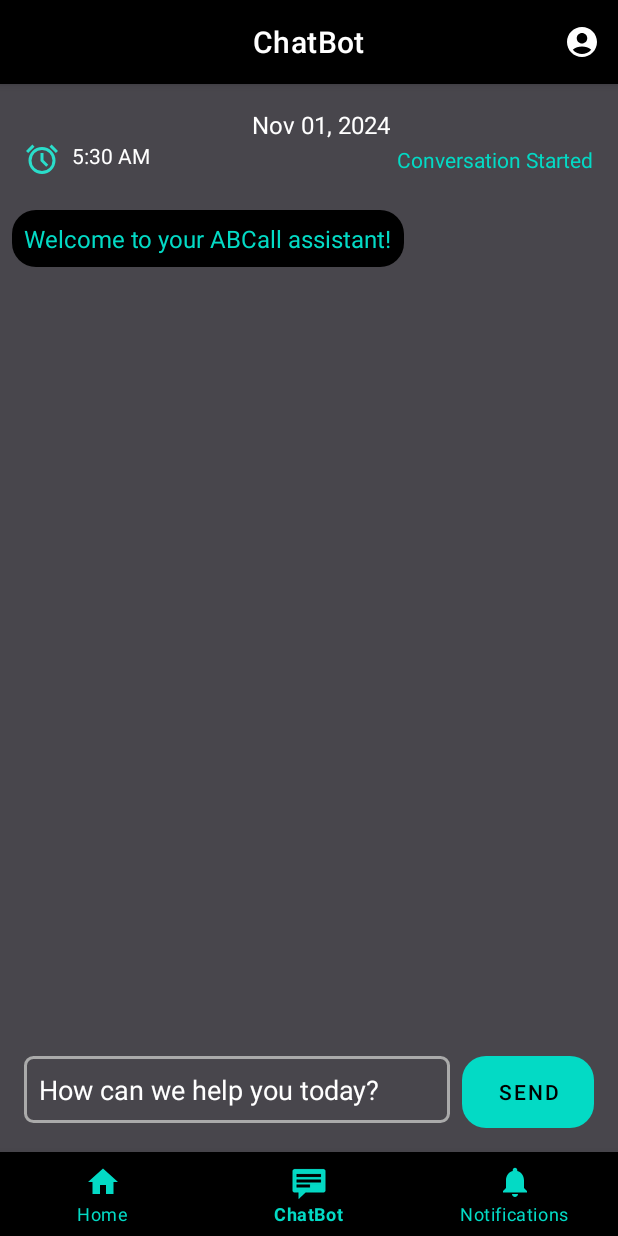
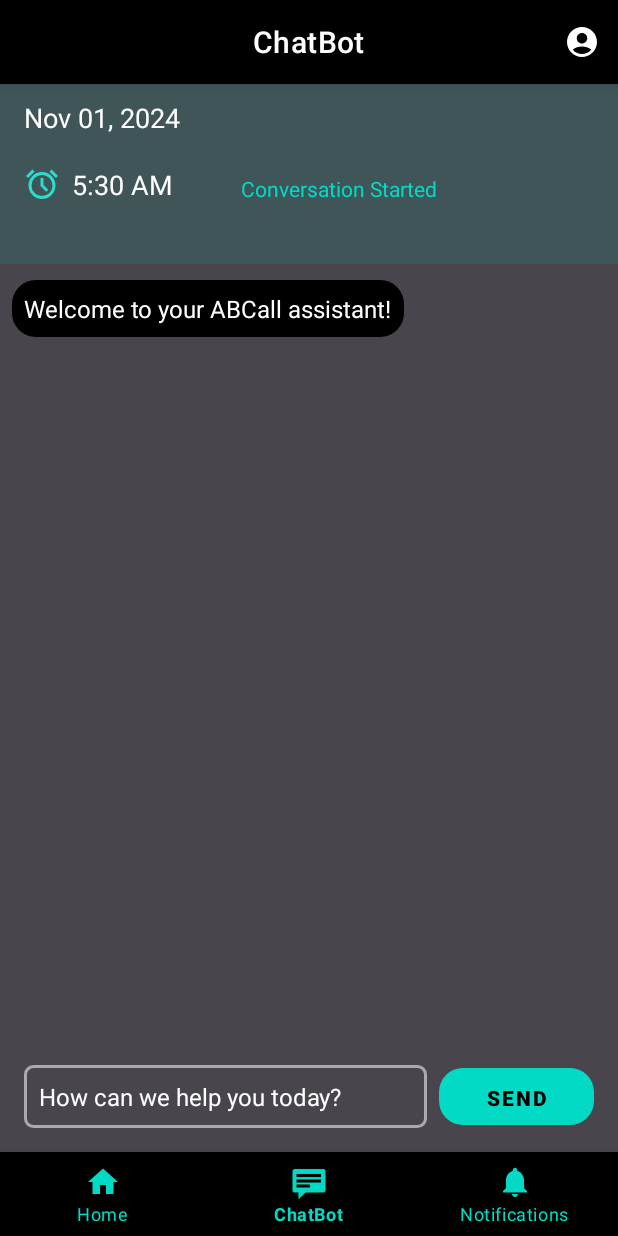
Before and after one commit to robertoamin/ABCallApp, an Android app: the ChatbotFragment screen opened through its navigation route, on a phone screen of 412 x 824 dp. Run offline under Robolectric (Android 15) with nearby library versions, the phone set to English and light mode, and no system bars; our stand-ins replace navigation-ui.

Commit message:
ajustes a interfa grafica detalle y chatbot

```diff
--- a/app/src/main/java/com/example/abcallapp/ui/adapters/ChatbotAdapter.kt
+++ b/app/src/main/java/com/example/abcallapp/ui/adapters/ChatbotAdapter.kt
@@ -33,8 +33,8 @@ class ChatbotAdapter(private val messageList: List<ChatMessage>) :
             // Configura el texto del usuario
             holder.messageTextView.apply {
                 text = chatMessage.text
-                setTextColor(ContextCompat.getColor(context, android.R.color.white))
-                setBackgroundResource(R.drawable.message_background_user)
+                setTextColor(ContextCompat.getColor(context, R.color.teal_200))
+                //setBackgroundResource(R.drawable.message_background_user)
             }
             holder.messageIcon.visibility = View.VISIBLE // Mostrar ícono del usuario
             (holder.itemView as LinearLayout).gravity = Gravity.END // Alinea a la derecha
@@ -43,7 +43,7 @@ class ChatbotAdapter(private val messageList: List<ChatMessage>) :
             // Configura el texto del bot
             holder.messageTextView.apply {
                 text = chatMessage.text
-                setTextColor(ContextCompat.getColor(context, R.color.teal_200))
+                setTextColor(ContextCompat.getColor(context, R.color.white))
                 setBackgroundResource(R.drawable.message_background_bot)
             }
             holder.messageIcon.visibility = View.GONE // Ocultar ícono para el bot
--- a/app/src/main/res/layout/activity_login.xml
+++ b/app/src/main/res/layout/activity_login.xml
@@ -75,7 +75,7 @@
         <com.google.android.material.textfield.TextInputLayout
             android:id="@+id/username"
             android:layout_width="345dp"
-            android:layout_height="wrap_content"
+            android:layout_height="54dp"
             android:layout_marginStart="32dp"
             android:textColorHint="@color/white"
             app:boxBackgroundColor="@color/gray_500"
--- a/app/src/main/res/layout/fragment_chatbot.xml
+++ b/app/src/main/res/layout/fragment_chatbot.xml
@@ -8,53 +8,67 @@
     android:background="@color/gray_500"
     tools:context=".ui.chatbot.ChatbotFragment">
 
+    <!-- Franja de fondo -->
+    <View
+        android:id="@+id/headerBackground"
+        android:layout_width="0dp"
+        android:layout_height="120dp"
+        android:background="@color/teal_200"
+        android:alpha="0.1"
+        app:layout_constraintTop_toTopOf="parent"
+        app:layout_constraintStart_toStartOf="parent"
+        app:layout_constraintEnd_toEndOf="parent" />
+
     <!-- Fecha -->
     <TextView
         android:id="@+id/chatbotDate"
         android:layout_width="wrap_content"
         android:layout_height="wrap_content"
+        android:layout_marginStart="16dp"
+        android:layout_marginTop="10dp"
         android:text="Sept 17, 2024"
         android:textColor="@color/white"
-        android:textSize="16sp"
-        app:layout_constraintTop_toTopOf="parent"
+        android:textSize="18sp"
+        app:layout_constraintEnd_toEndOf="parent"
+        app:layout_constraintHorizontal_bias="0.0"
         app:layout_constraintStart_toStartOf="parent"
-        app:layout_constraintEnd_toEndOf="parent"
-        android:layout_marginTop="16dp"
-        android:layout_marginStart="16dp" />
+        app:layout_constraintTop_toTopOf="parent" />
 
     <!-- Hora -->
     <TextView
         android:id="@+id/chatbotTime"
         android:layout_width="wrap_content"
         android:layout_height="wrap_content"
+        android:layout_marginStart="16dp"
+        android:layout_marginTop="20dp"
+        android:drawableLeft="@drawable/alarm_24px"
+        android:drawablePadding="8dp"
         android:text="7:00 AM"
         android:textColor="@color/white"
-        android:textSize="14sp"
-        android:drawableLeft="@drawable/alarm_24px"
-        android:drawablePadding="8dp"
-        app:layout_constraintTop_toBottomOf="@id/chatbotDate"
+        android:textSize="18sp"
         app:layout_constraintStart_toStartOf="parent"
-        android:layout_marginStart="16dp" />
+        app:layout_constraintTop_toBottomOf="@id/chatbotDate" />
+    <!-- Estado de la conversación -->
 
-    <!-- Estado de la conversación -->
     <TextView
         android:id="@+id/chatbotStatus"
         android:layout_width="wrap_content"
         android:layout_height="wrap_content"
+        android:layout_marginTop="20dp"
+        android:layout_marginEnd="120dp"
         android:text="@string/Conversacion"
         android:textColor="@color/teal_200"
         android:textSize="14sp"
+        app:layout_constraintBottom_toBottomOf="@id/chatbotTime"
+        app:layout_constraintEnd_toEndOf="parent"
         app:layout_constraintTop_toBottomOf="@id/chatbotDate"
-        app:layout_constraintEnd_toEndOf="parent"
-        android:layout_marginEnd="16dp"
-        app:layout_constraintBottom_toBottomOf="@id/chatbotTime" />
-
+        app:layout_constraintVertical_bias="1.0" />
     <!-- RecyclerView para la conversación -->
     <androidx.recyclerview.widget.RecyclerView
         android:id="@+id/chatbotRecyclerView"
         android:layout_width="0dp"
         android:layout_height="0dp"
-        android:layout_marginTop="16dp"
+        android:layout_marginTop="43dp"
         android:scrollbars="vertical"
         android:fadeScrollbars="false"
         android:scrollbarThumbVertical="@drawable/custom_scrollbar"
@@ -70,6 +84,8 @@
         android:layout_width="0dp"
         android:layout_height="wrap_content"
         android:layout_margin="16dp"
+        android:layout_marginEnd="32dp"
+        android:layout_marginBottom="32dp"
         android:orientation="horizontal"
         app:layout_constraintBottom_toBottomOf="parent"
         app:layout_constraintEnd_toEndOf="parent"
@@ -84,23 +100,26 @@
             android:layout_weight="1"
             android:background="@drawable/rounded_edittext_background"
             android:hint="@string/Inicio_chat"
+            app:endIconMode="clear_text"
+            app:endIconTint="@color/white"
             android:padding="10dp"
+            android:textSize="16sp"
             android:textColor="@color/white"
             android:textColorHint="@color/white" />
 
         <!-- Botón Enviar -->
-        <Button
+        <com.google.android.material.button.MaterialButton
             android:id="@+id/sendButton"
-            android:layout_width="wrap_content"
-            android:layout_height="wrap_content"
+            android:layout_width="103dp"
+            android:layout_height="38dp"
             android:layout_marginStart="8dp"
+            android:background="@drawable/rounded_button"
+            android:elevation="8dp"
             android:text="@string/Enviar"
             android:textColor="@color/black"
+            android:textStyle="bold"
             app:backgroundTint="@color/teal_200"
-            android:background="@drawable/rounded_button" />
+            app:cornerRadius="20dp" />
     </LinearLayout>
 
-
-
-
 </androidx.constraintlayout.widget.ConstraintLayout>
--- a/app/src/main/res/layout/fragment_detalle_pqr.xml
+++ b/app/src/main/res/layout/fragment_detalle_pqr.xml
@@ -7,6 +7,17 @@
     android:layout_height="match_parent"
     android:background="@color/gray_500"
     tools:context=".ui.pqr.DetallePQRFragment">
+
+    <!-- Franja de fondo -->
+    <View
+        android:id="@+id/headerBackground"
+        android:layout_width="0dp"
+        android:layout_height="80dp"
+        android:background="@color/gray_900"
+
+        app:layout_constraintTop_toTopOf="parent"
+        app:layout_constraintStart_toStartOf="parent"
+        app:layout_constraintEnd_toEndOf="parent" />
 
     <!-- Imagen de fondo que cubre toda la pantalla -->
 
--- a/app/src/main/res/layout/item_chat_message.xml
+++ b/app/src/main/res/layout/item_chat_message.xml
@@ -7,7 +7,7 @@
     android:orientation="horizontal"
     android:padding="8dp">
 
-    <!-- Si el mensaje es del usuario, el ícono aparecerá a la izquierda -->
+    <!-- Si el mensaje es del bot, el ícono aparecerá a la izquierda -->
     <ImageView
         android:id="@+id/messageIcon"
         android:layout_width="24dp"
--- a/app/src/main/res/values/colors.xml
+++ b/app/src/main/res/values/colors.xml
@@ -12,6 +12,7 @@
     <color name="gray_500">#48464C</color>
     <color name="gray_200">#CCC2DC</color>
     <color name="gray_700">#79747E</color>
+    <color name="gray_900">#59575A</color>
     <color name="gray_400">#94FFFFFF</color>
     <color name="red">#94E60808</color>
     <color name="colorPrimary">#D500E676</color>
```
